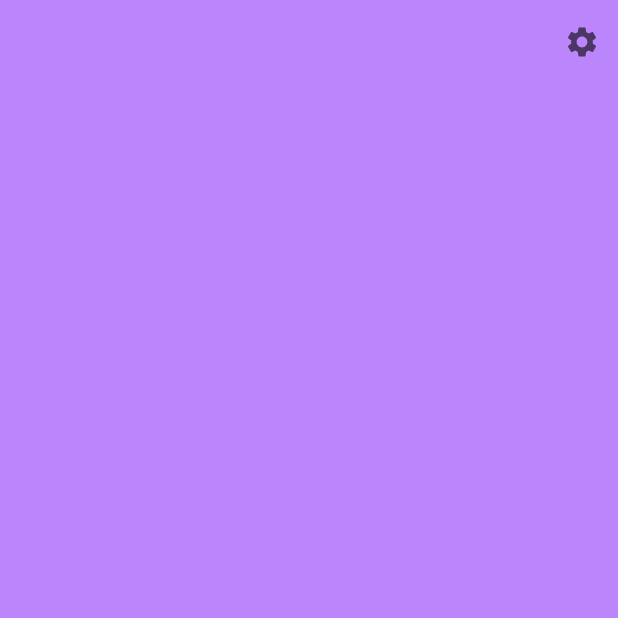
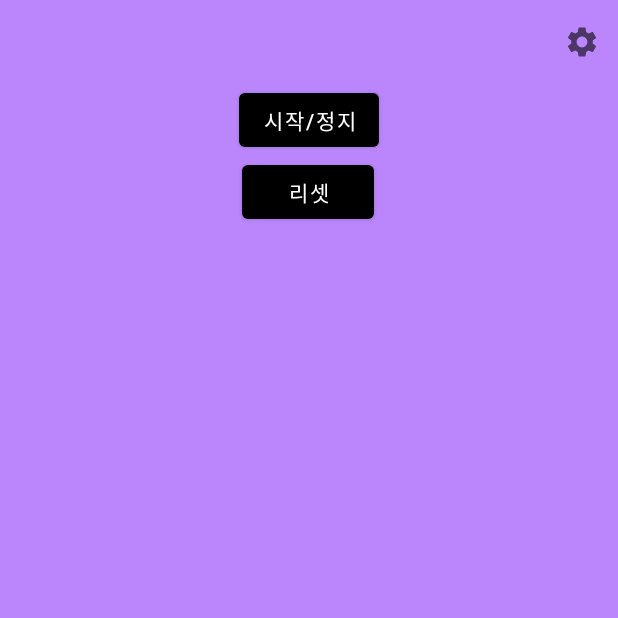
Before and after one commit to tofhddl9/simple-timer, an Android app: the screen it shows after launch (MainActivity), on a phone screen of 412 x 824 dp, the top half of it. Before the commit the part shown is almost empty. Run offline under Robolectric (Android 15) with nearby library versions, the phone set to English and light mode, and no system bars; our stand-ins replace Dagger/Hilt's generated code, Timber.

Commit message:
Add buttons for quick test

```diff
--- a/app/src/main/res/layout/fragment_main.xml
+++ b/app/src/main/res/layout/fragment_main.xml
@@ -1,5 +1,6 @@
 <?xml version="1.0" encoding="utf-8"?>
 <androidx.constraintlayout.widget.ConstraintLayout xmlns:android="http://schemas.android.com/apk/res/android"
+    xmlns:tools="http://schemas.android.com/tools"
     android:layout_width="match_parent"
     android:layout_height="match_parent"
     android:background="@color/purple_200"
@@ -14,4 +15,22 @@
         app:layout_constraintEnd_toEndOf="parent"
         android:minHeight="?attr/actionBarSize"/>
 
+    <Button
+        android:id="@+id/toggle_button"
+        android:layout_width="wrap_content"
+        android:layout_height="wrap_content"
+        android:text="시작/정지"
+        app:layout_constraintEnd_toEndOf="parent"
+        app:layout_constraintStart_toStartOf="parent"
+        app:layout_constraintTop_toBottomOf="@+id/toolbar" />
+
+    <Button
+        android:id="@+id/reset_button"
+        android:layout_width="wrap_content"
+        android:layout_height="wrap_content"
+        android:text="리셋"
+        app:layout_constraintEnd_toEndOf="parent"
+        app:layout_constraintHorizontal_bias="0.498"
+        app:layout_constraintStart_toStartOf="parent"
+        app:layout_constraintTop_toBottomOf="@+id/toggle_button" />
 </androidx.constraintlayout.widget.ConstraintLayout>
```
Also changed, not shown: app/src/main/java/com/lgtm/simple_timer/MainFragment.kt (+37 -1 lines).
